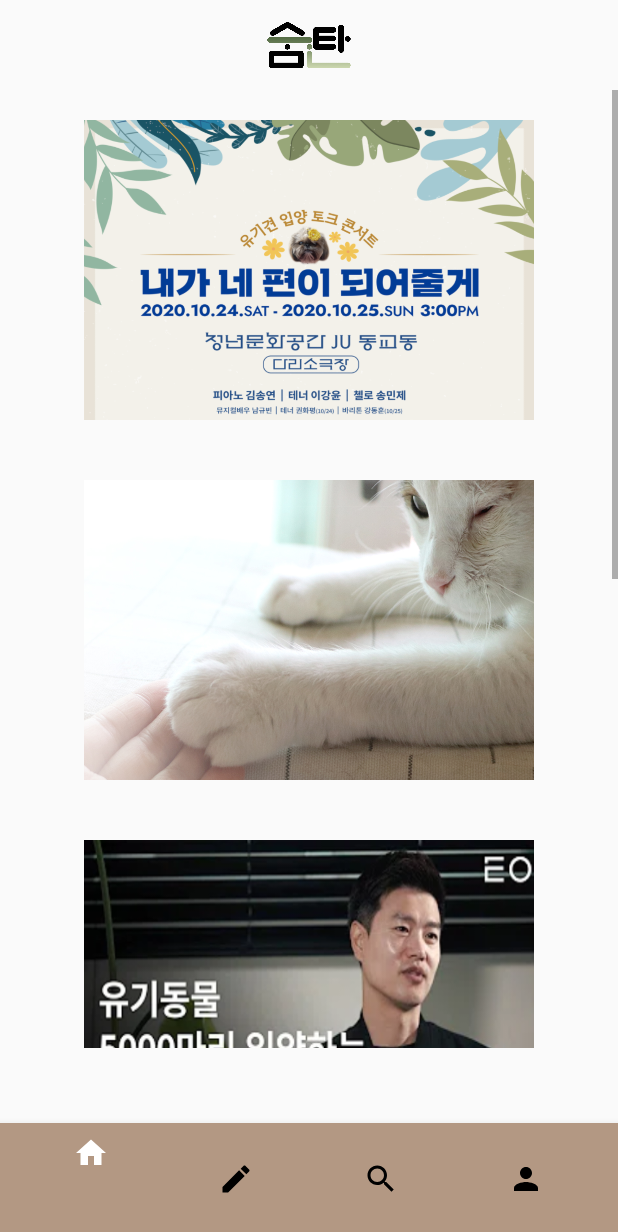
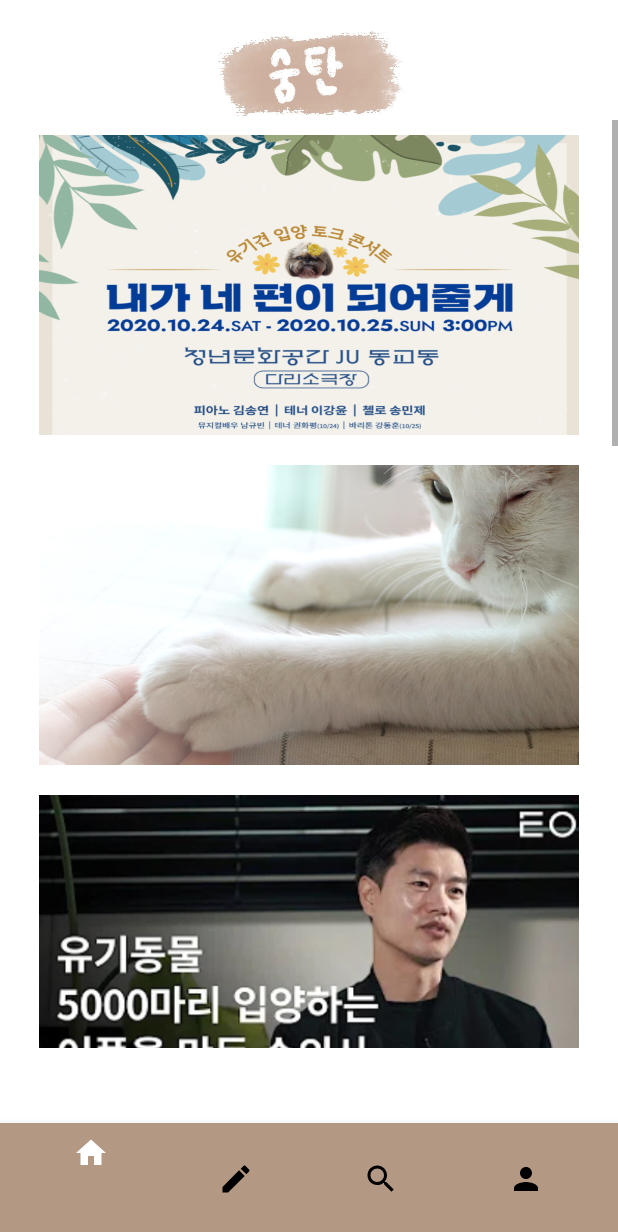
Before and after one commit to kangyeson/Sumtan, an Android app: the Frag_home_user screen opened directly, with no data from a screen before it, on a phone screen of 412 x 824 dp. Shown: the top 1232 px of the screen. Run offline under Robolectric (Android 15) with nearby library versions, the phone set to English and light mode, and no system bars; our stand-ins replace Firebase (no records; nobody signed in at launch, a user with empty details on screens opened directly).

Commit message:
ad url commit hr

```diff
--- a/app/src/main/java/kr/hs/emirim/sumtan/user/Frag_home_user.java
+++ b/app/src/main/java/kr/hs/emirim/sumtan/user/Frag_home_user.java
@@ -28,7 +28,10 @@ public class Frag_home_user extends Fragment implements View.OnClickListener {
     private ImageButton ad2_user;
     private ImageButton ad3_user;
     private ImageButton ad4_user;
-    private ImageButton ad5_user;
+    private ImageButton ad6_user;
+    private ImageButton ad7_user;
+    private ImageButton ad8_user;
+    private ImageButton ad9_user;
     private Button btn_back;
     private WebView wv;
 
@@ -42,7 +45,10 @@ public class Frag_home_user extends Fragment implements View.OnClickListener {
         ad2_user=(ImageButton)view.findViewById(R.id.ad2_user);
         ad3_user=(ImageButton)view.findViewById(R.id.ad3_user);
         ad4_user=(ImageButton)view.findViewById(R.id.ad4_user);
-        ad5_user=(ImageButton)view.findViewById(R.id.ad5_user);
+        ad6_user=(ImageButton)view.findViewById(R.id.ad6_user);
+        ad7_user=(ImageButton)view.findViewById(R.id.ad7_user);
+        ad8_user=(ImageButton)view.findViewById(R.id.ad8_user);
+        ad9_user=(ImageButton)view.findViewById(R.id.ad9_user);
         btn_back=(Button)view.findViewById(R.id.btn_back);
 
         wv=view.findViewById(R.id.wv);
@@ -77,7 +83,10 @@ public class Frag_home_user extends Fragment implements View.OnClickListener {
         ad2_user.setOnClickListener(this);
         ad3_user.setOnClickListener(this);
         ad4_user.setOnClickListener(this);
-        ad5_user.setOnClickListener(this);
+        ad6_user.setOnClickListener(this);
+        ad7_user.setOnClickListener(this);
+        ad8_user.setOnClickListener(this);
+        ad9_user.setOnClickListener(this);
 
         return view;
     }
@@ -110,10 +119,23 @@ public class Frag_home_user extends Fragment implements View.OnClickListener {
                 address="https://www.youtube.com/watch?v=cyAE2oht71w";
                 wv.loadUrl(address);
                 break;
-            case R.id.ad5_user:
-                address="https://www.animals.or.kr/home/notice/53563";
+            case R.id.ad6_user:
+                address="https://www.youtube.com/watch?v=mRjO7Vs2-08";
                 wv.loadUrl(address);
                 break;
+            case R.id.ad7_user:
+                address="https://paju.ekara.org/#video-section";
+                wv.loadUrl(address);
+                break;
+            case R.id.ad8_user:
+                address="http://www.pawinhand.kr/goods/goods_list.php?cateCd=001";
+                wv.loadUrl(address);
+                break;
+            case R.id.ad9_user:
+                address="http://www.pawinhand.kr/main/html.php?htmid=service/statistics.html";
+                wv.loadUrl(address);
+                break;
+
         }
     }
 
--- a/app/src/main/res/layout/activity_frag_home_user.xml
+++ b/app/src/main/res/layout/activity_frag_home_user.xml
@@ -5,6 +5,7 @@
     android:layout_width="match_parent"
     android:layout_height="match_parent"
     android:orientation="vertical"
+    android:background="#ffffff"
     tools:context=".user.Frag_home_user">
 
     <androidx.constraintlayout.widget.ConstraintLayout
@@ -26,7 +27,8 @@
             <ImageView
                 android:layout_width="match_parent"
                 android:layout_height="60dp"
-                android:src="@drawable/logo"
+                android:src="@drawable/logo1"
+                android:layout_margin="20dp"
                 app:layout_constraintTop_toTopOf="parent"
                 app:layout_constraintStart_toStartOf="parent"
                 app:layout_constraintEnd_toEndOf="parent"
@@ -54,38 +56,60 @@
 
                 <ImageButton
                     android:id="@+id/ad1_user"
-                    android:layout_width="300dp"
+                    android:layout_width="360dp"
                     android:layout_height="200dp"
-                    android:layout_margin="20dp"
+                    android:layout_margin="10dp"
                     android:background="@drawable/ad1_user" />
 
                 <ImageButton
                     android:id="@+id/ad2_user"
-                    android:layout_width="300dp"
+                    android:layout_width="360dp"
                     android:layout_height="200dp"
-                    android:layout_margin="20dp"
+                    android:layout_margin="10dp"
                     android:background="@drawable/ad2_su" />
 
                 <ImageButton
                     android:id="@+id/ad3_user"
-                    android:layout_width="300dp"
+                    android:layout_width="360dp"
                     android:layout_height="200dp"
-                    android:layout_margin="20dp"
+                    android:layout_margin="10dp"
                     android:background="@drawable/ad3_user" />
 
                 <ImageButton
                     android:id="@+id/ad4_user"
-                    android:layout_width="300dp"
+                    android:layout_width="360dp"
                     android:layout_height="200dp"
-                    android:layout_margin="20dp"
+                    android:layout_margin="10dp"
                     android:background="@drawable/ad4_user" />
 
                 <ImageButton
-                    android:id="@+id/ad5_user"
-                    android:layout_width="300dp"
-                    android:layout_height="250dp"
-                    android:layout_margin="20dp"
-                    android:background="@drawable/ad5_user" />
+                    android:id="@+id/ad6_user"
+                    android:layout_width="360dp"
+                    android:layout_height="200dp"
+                    android:layout_margin="10dp"
+                    android:background="@drawable/ad6_user" />
+
+                <ImageButton
+                    android:id="@+id/ad7_user"
+                    android:layout_width="360dp"
+                    android:layout_height="200dp"
+                    android:layout_margin="10dp"
+                    android:background="@drawable/ad7_user" />
+
+                <ImageButton
+                    android:id="@+id/ad8_user"
+                    android:layout_width="360dp"
+                    android:layout_height="200dp"
+                    android:layout_margin="10dp"
+                    android:background="@drawable/ad8_user" />
+
+                <ImageButton
+                    android:id="@+id/ad9_user"
+                    android:layout_width="360dp"
+                    android:layout_height="200dp"
+                    android:layout_margin="10dp"
+                    android:background="@drawable/ad9_user" />
+
             </LinearLayout>
 
         </ScrollView>
--- a/app/src/main/res/layout/activity_shelter_check_detail.xml
+++ b/app/src/main/res/layout/activity_shelter_check_detail.xml
@@ -29,7 +29,7 @@
             app:layout_constraintEnd_toEndOf="parent"
             app:layout_constraintTop_toTopOf="parent"
             android:layout_marginTop="30dp"
-            android:src="@drawable/logo2"/>
+            android:src="@drawable/logo1"/>
 
     </androidx.constraintlayout.widget.ConstraintLayout>
 
--- a/app/src/main/res/values/styles.xml
+++ b/app/src/main/res/values/styles.xml
@@ -3,7 +3,7 @@
     <style name="AppTheme" parent="Theme.AppCompat.Light.NoActionBar">
         <!-- Customize your theme here. -->
         <item name="colorPrimary">@color/colorPrimary</item>
-        <item name="colorPrimaryDark">@color/colorPrimaryDark</item>
+        <item name="colorPrimaryDark">#000000</item>
         <item name="colorAccent">@color/colorAccent</item>
     </style>
 
```
Also changed, not shown: app/src/main/java/kr/hs/emirim/sumtan/shelter/Frag_home_shelter.java (+7 -7 lines), app/src/main/res/layout/activity_frag_home_shelter.xml (+12 -11 lines), app/src/main/res/drawable/ad5_shelter.jpg (added), app/src/main/res/drawable/ad6_user.jpg (added), app/src/main/res/drawable/ad7_user.PNG (added), app/src/main/res/drawable/ad8_user.PNG (added), app/src/main/res/drawable/ad9_user.PNG (added).
